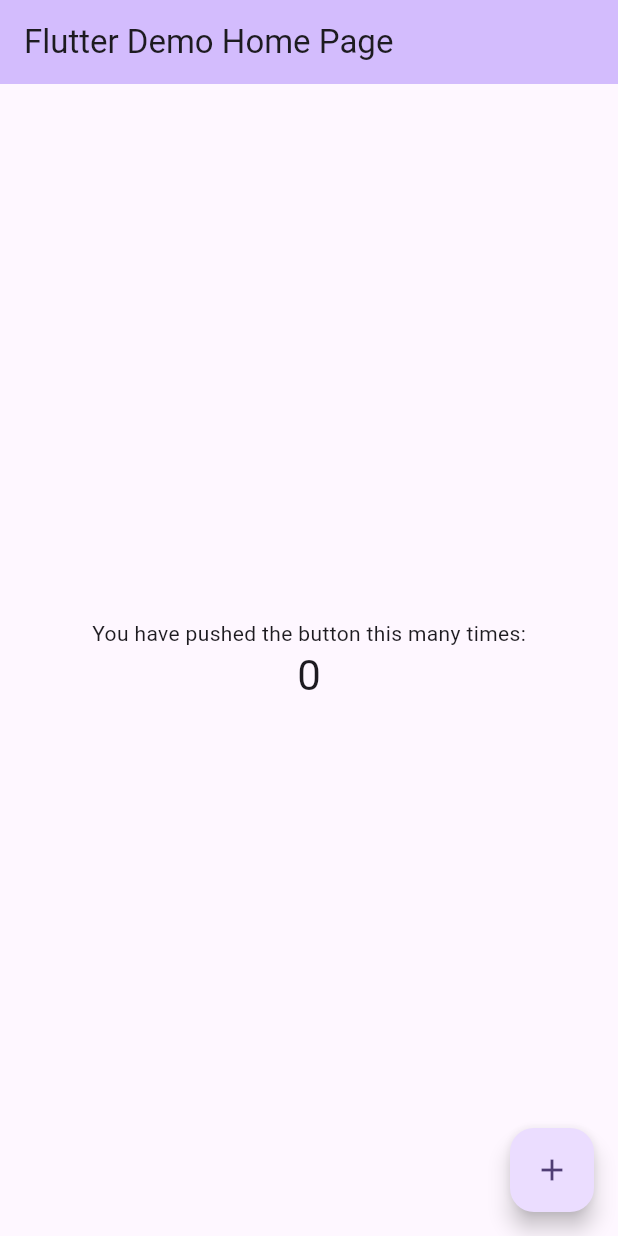
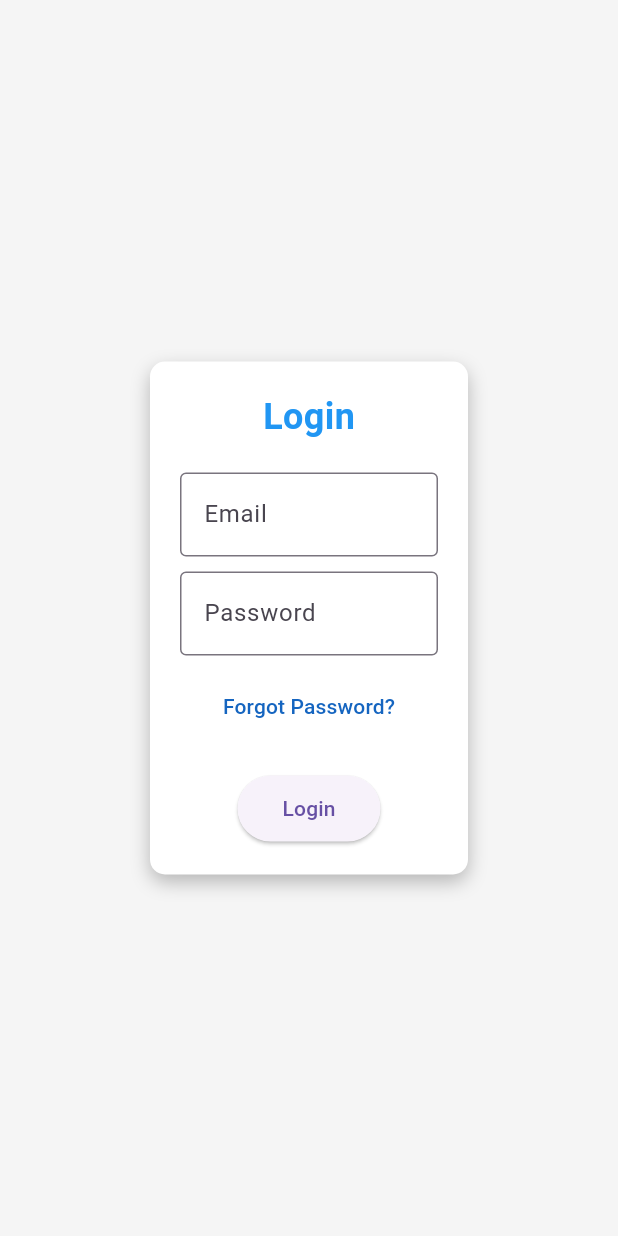
Before and after one commit to mugumya21/app_pesa_ms, a Flutter app: the screen it shows after launch, on a phone screen of 412 x 824 dp. Run offline on Flutter 3.47's test engine with Material 3 defaults, Android fonts, the phone set to English and light mode, and no system bars; our stand-ins replace get.

Commit message:
added the login page, but it needs to be restructured

```diff
--- /dev/null
+++ b/lib/core.controllers/login_controller.dart
@@ -0,0 +1,6 @@
+import 'package:get/get.dart';
+
+class LoginController extends GetxController{
+  var counter = 0.obs;
+  increment() => counter++;
+}
--- a/lib/main.dart
+++ b/lib/main.dart
@@ -1,125 +1,7 @@
+import 'package:app_pesa_ms/screens/login_page.dart';
 import 'package:flutter/material.dart';
+import 'package:get/get.dart';
 
-void main() {
-  runApp(const MyApp());
+void main(){
+  runApp(GetMaterialApp(home: LoginWidget(),));
 }
-
-class MyApp extends StatelessWidget {
-  const MyApp({super.key});
-
-  // This widget is the root of your application.
-  @override
-  Widget build(BuildContext context) {
-    return MaterialApp(
-      title: 'Flutter Demo',
-      theme: ThemeData(
-        // This is the theme of your application.
-        //
-        // TRY THIS: Try running your application with "flutter run". You'll see
-        // the application has a purple toolbar. Then, without quitting the app,
-        // try changing the seedColor in the colorScheme below to Colors.green
-        // and then invoke "hot reload" (save your changes or press the "hot
-        // reload" button in a Flutter-supported IDE, or press "r" if you used
-        // the command line to start the app).
-        //
-        // Notice that the counter didn't reset back to zero; the application
-        // state is not lost during the reload. To reset the state, use hot
-        // restart instead.
-        //
-        // This works for code too, not just values: Most code changes can be
-        // tested with just a hot reload.
-        colorScheme: ColorScheme.fromSeed(seedColor: Colors.deepPurple),
-        useMaterial3: true,
-      ),
-      home: const MyHomePage(title: 'Flutter Demo Home Page'),
-    );
-  }
-}
-
-class MyHomePage extends StatefulWidget {
-  const MyHomePage({super.key, required this.title});
-
-  // This widget is the home page of your application. It is stateful, meaning
-  // that it has a State object (defined below) that contains fields that affect
-  // how it looks.
-
-  // This class is the configuration for the state. It holds the values (in this
-  // case the title) provided by the parent (in this case the App widget) and
-  // used by the build method of the State. Fields in a Widget subclass are
-  // always marked "final".
-
-  final String title;
-
-  @override
-  State<MyHomePage> createState() => _MyHomePageState();
-}
-
-class _MyHomePageState extends State<MyHomePage> {
-  int _counter = 0;
-
-  void _incrementCounter() {
-    setState(() {
-      // This call to setState tells the Flutter framework that something has
-      // changed in this State, which causes it to rerun the build method below
-      // so that the display can reflect the updated values. If we changed
-      // _counter without calling setState(), then the build method would not be
-      // called again, and so nothing would appear to happen.
-      _counter++;
-    });
-  }
-
-  @override
-  Widget build(BuildContext context) {
-    // This method is rerun every time setState is called, for instance as done
-    // by the _incrementCounter method above.
-    //
-    // The Flutter framework has been optimized to make rerunning build methods
-    // fast, so that you can just rebuild anything that needs updating rather
-    // than having to individually change instances of widgets.
-    return Scaffold(
-      appBar: AppBar(
-        // TRY THIS: Try changing the color here to a specific color (to
-        // Colors.amber, perhaps?) and trigger a hot reload to see the AppBar
-        // change color while the other colors stay the same.
-        backgroundColor: Theme.of(context).colorScheme.inversePrimary,
-        // Here we take the value from the MyHomePage object that was created by
-        // the App.build method, and use it to set our appbar title.
-        title: Text(widget.title),
-      ),
-      body: Center(
-        // Center is a layout widget. It takes a single child and positions it
-        // in the middle of the parent.
-        child: Column(
-          // Column is also a layout widget. It takes a list of children and
-          // arranges them vertically. By default, it sizes itself to fit its
-          // children horizontally, and tries to be as tall as its parent.
-          //
-          // Column has various properties to control how it sizes itself and
-          // how it positions its children. Here we use mainAxisAlignment to
-          // center the children vertically; the main axis here is the vertical
-          // axis because Columns are vertical (the cross axis would be
-          // horizontal).
-          //
-          // TRY THIS: Invoke "debug painting" (choose the "Toggle Debug Paint"
-          // action in the IDE, or press "p" in the console), to see the
-          // wireframe for each widget.
-          mainAxisAlignment: MainAxisAlignment.center,
-          children: <Widget>[
-            const Text(
-              'You have pushed the button this many times:',
-            ),
-            Text(
-              '$_counter',
-              style: Theme.of(context).textTheme.headlineMedium,
-            ),
-          ],
-        ),
-      ),
-      floatingActionButton: FloatingActionButton(
-        onPressed: _incrementCounter,
-        tooltip: 'Increment',
-        child: const Icon(Icons.add),
-      ), // This trailing comma makes auto-formatting nicer for build methods.
-    );
-  }
-}
--- /dev/null
+++ b/lib/screens/dashboard_page.dart
@@ -0,0 +1,17 @@
+
+// ignore_for_file: prefer_const_constructors
+
+import 'package:app_pesa_ms/core.controllers/login_controller.dart';
+import 'package:flutter/material.dart';
+import 'package:get/get.dart';
+
+class DasboardWidget extends StatelessWidget{
+  DasboardWidget({super.key});
+  final LoginController loginControl = Get.find();
+  @override
+  Widget build(BuildContext context) {
+    return Scaffold(
+      body: Center(child: Text("Dashboard with loans ${loginControl.counter}"),),
+    );
+  }
+}
--- /dev/null
+++ b/lib/screens/login_page.dart
@@ -0,0 +1,91 @@
+import 'package:app_pesa_ms/core.controllers/login_controller.dart';
+import 'package:app_pesa_ms/screens/dashboard_page.dart';
+import 'package:get/get.dart';
+import 'package:flutter/material.dart';
+
+class LoginWidget extends StatelessWidget {
+  LoginWidget({super.key});
+
+  final LoginController loginControl = Get.put(LoginController());
+
+  @override
+  Widget build(BuildContext context) {
+    return Scaffold(
+      backgroundColor: Colors.grey[100], // Light blue background
+      body: Center(
+        child: Container(
+          padding: EdgeInsets.all(20),
+          margin: EdgeInsets.only(left: 100, right: 100),
+          decoration: BoxDecoration(
+            color: Colors.white,
+            borderRadius: BorderRadius.circular(10),
+            boxShadow: [
+              BoxShadow(
+                color: Colors.black26,
+                blurRadius: 10,
+                offset: Offset(0, 5),
+              ),
+            ],
+          ),
+          child: Column(
+            mainAxisSize: MainAxisSize.min,
+            children: [
+              Text(
+                "Login",
+                style: TextStyle(
+                  fontSize: 24,
+                  fontWeight: FontWeight.bold,
+                  color: Colors.blue
+                ),
+              ),
+              SizedBox(height: 20),
+              TextField(
+                decoration: InputDecoration(
+                  labelText: 'Email',
+                  border: OutlineInputBorder(),
+                  focusedBorder: OutlineInputBorder(
+                    borderSide: BorderSide(color: Colors.blue),
+                  ),
+                ),
+              ),
+              SizedBox(height: 10),
+              TextField(
+                obscureText: true,
+                decoration: InputDecoration(
+                  labelText: 'Password',
+                  border: OutlineInputBorder(),
+                  focusedBorder: OutlineInputBorder(
+                    borderSide: BorderSide(color: Colors.blue),
+                  ),
+                ),
+              ),
+              SizedBox(height: 10),
+              TextButton(
+                onPressed: () {
+                  // Handle forgot password action
+                },
+                child: Text(
+                  "Forgot Password?",
+                  style: TextStyle(color: Colors.blue[800]),
+                ),
+              ),
+              SizedBox(height: 20),
+              ElevatedButton(
+                onPressed: () {
+                  // Handle login action
+                  // For example, navigate to the dashboard
+                  Get.to(() => DasboardWidget());
+                },
+                style: ElevatedButton.styleFrom(
+                  iconColor: Colors.cyanAccent,
+                  padding: EdgeInsets.symmetric(horizontal: 30, vertical: 12),
+                ),
+                child: Text("Login"),
+              ),
+            ],
+          ),
+        ),
+      ),
+    );
+  }
+}
--- a/pubspec.yaml
+++ b/pubspec.yaml
@@ -30,6 +30,7 @@ environment:
 dependencies:
   flutter:
     sdk: flutter
+  get:
 
 
   # The following adds the Cupertino Icons font to your application.
```
Also changed, not shown: lib/apis/request.dart (added), lib/common_components/default_button.dart (added), lib/common_components/rounded_icon_btn.dart (added), lib/models/userList.dart (added), pubspec.lock, 1 other file.
